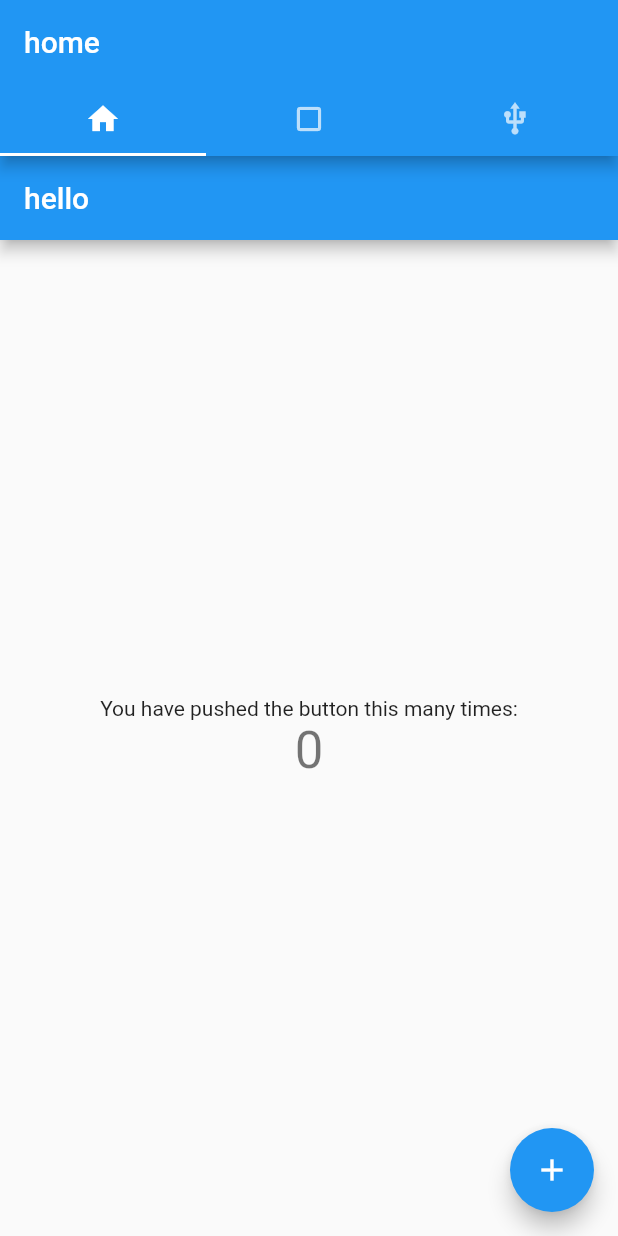
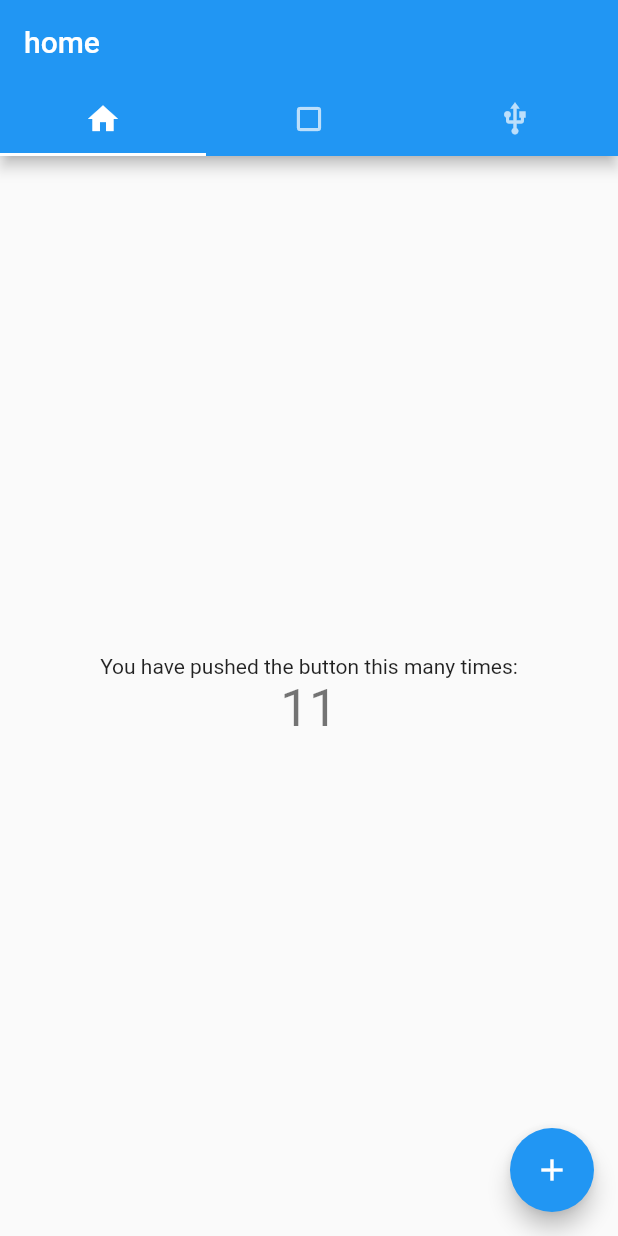
Before and after one commit to AnnatarHe/clippingkk-mobile, a Flutter app: the screen it shows after launch, on a phone screen of 412 x 824 dp. Run offline on Flutter 3.47's test engine with Material 2 defaults, Android fonts, the phone set to English and light mode, and no system bars.

```diff
--- a/lib/main.dart
+++ b/lib/main.dart
@@ -2,6 +2,7 @@ import 'package:flutter/material.dart';
 import './pages/home.dart';
 import './pages/profile.dart';
 import './pages/squre.dart';
+import './pages/auth.dart';
 
 void main() => runApp(new MyApp());
 
@@ -9,20 +10,24 @@ class MyApp extends StatelessWidget {
   // This widget is the root of your application.
   @override
   Widget build(BuildContext context) {
-    return new MaterialApp(
+    return MaterialApp(
       title: 'ClippingKK',
-      theme: new ThemeData(
-        // This is the theme of your application.
-        //
-        // Try running your application with "flutter run". You'll see the
-        // application has a blue toolbar. Then, without quitting the app, try
-        // changing the primarySwatch below to Colors.green and then invoke
-        // "hot reload" (press "r" in the console where you ran "flutter run",
-        // or press Run > Flutter Hot Reload in IntelliJ). Notice that the
-        // counter didn't reset back to zero; the application is not restarted.
+      theme: ThemeData(
         primarySwatch: Colors.blue,
       ),
-      home: DefaultTabController(
+      initialRoute: '/',
+      routes: {
+        '/': (context) => _IndexPage(),
+        '/auth': (context) => AuthPage()
+      },
+    );
+  }
+}
+
+class _IndexPage extends StatelessWidget {
+  @override
+  Widget build(BuildContext context) {
+    return DefaultTabController(
       length: 3,
       child: Scaffold(appBar: AppBar(
         bottom: TabBar(
@@ -41,7 +46,6 @@ class MyApp extends StatelessWidget {
           ProfilePage()
         ]
       ),)
-      )
     );
   }
 }
--- /dev/null
+++ b/lib/model/config.dart
@@ -0,0 +1,6 @@
+
+class AppConfig {
+  static String jwtToken = "";
+  static bool isDev = bool.fromEnvironment("dart.vm.product");
+  static final String httpPrefix = isDev ? "http://localhost:9876/api" : "https://api.clippingkk.annatarhe.com/api";
+}
--- a/lib/pages/home.dart
+++ b/lib/pages/home.dart
@@ -19,64 +19,25 @@ class HomePage extends StatefulWidget {
 }
 
 class _MyHomePageState extends State<HomePage> {
-  int _counter = 0;
-
-  void _incrementCounter() {
-    setState(() {
-      // This call to setState tells the Flutter framework that something has
-      // changed in this State, which causes it to rerun the build method below
-      // so that the display can reflect the updated values. If we changed
-      // _counter without calling setState(), then the build method would not be
-      // called again, and so nothing would appear to happen.
-      _counter++;
-    });
-  }
-
   @override
   Widget build(BuildContext context) {
-    // This method is rerun every time setState is called, for instance as done
-    // by the _incrementCounter method above.
-    //
-    // The Flutter framework has been optimized to make rerunning build methods
-    // fast, so that you can just rebuild anything that needs updating rather
-    // than having to individually change instances of widgets.
     return new Scaffold(
-      appBar: new AppBar(
-        // Here we take the value from the MyHomePage object that was created by
-        // the App.build method, and use it to set our appbar title.
-        title: new Text('hello'),
-      ),
       body: new Center(
-        // Center is a layout widget. It takes a single child and positions it
-        // in the middle of the parent.
         child: new Column(
-          // Column is also layout widget. It takes a list of children and
-          // arranges them vertically. By default, it sizes itself to fit its
-          // children horizontally, and tries to be as tall as its parent.
-          //
-          // Invoke "debug paint" (press "p" in the console where you ran
-          // "flutter run", or select "Toggle Debug Paint" from the Flutter tool
-          // window in IntelliJ) to see the wireframe for each widget.
-          //
-          // Column has various properties to control how it sizes itself and
-          // how it positions its children. Here we use mainAxisAlignment to
-          // center the children vertically; the main axis here is the vertical
-          // axis because Columns are vertical (the cross axis would be
-          // horizontal).
           mainAxisAlignment: MainAxisAlignment.center,
           children: <Widget>[
             new Text(
               'You have pushed the button this many times:',
             ),
             new Text(
-              '$_counter',
+              '11',
               style: Theme.of(context).textTheme.display1,
             ),
           ],
         ),
       ),
       floatingActionButton: new FloatingActionButton(
-        onPressed: _incrementCounter,
+        onPressed: () => {},
         tooltip: 'Increment',
         child: new Icon(Icons.add),
       ), // This trailing comma makes auto-formatting nicer for build methods.
```
Also changed, not shown: lib/components/auth-content.dart (added, +9 -0 lines), lib/components/home-list.dart (added, +10 -0 lines), lib/pages/auth.dart (+10 -3 lines), lib/pages/profile.dart (+27 -5 lines). Lines whose indentation alone changed are shown as unchanged.
